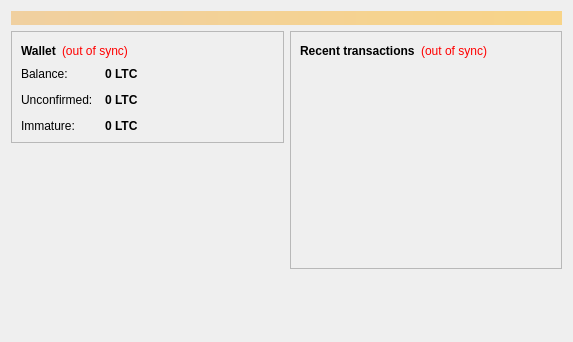
Before: the Qt Designer form src/qt/forms/overviewpage.ui in Eternity-Soap/gatorcoin, drawn with Qt 5.
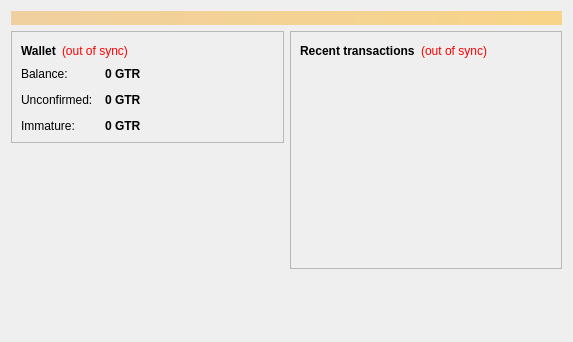
After: the same form once the commit is applied.

```diff
--- a/src/qt/forms/overviewpage.ui
+++ b/src/qt/forms/overviewpage.ui
@@ -122,7 +122,7 @@
                <string>Your current balance</string>
               </property>
               <property name="text">
-               <string notr="true">0 LTC</string>
+               <string notr="true">0 GTR</string>
               </property>
               <property name="textInteractionFlags">
                <set>Qt::LinksAccessibleByMouse|Qt::TextSelectableByKeyboard|Qt::TextSelectableByMouse</set>
@@ -151,7 +151,7 @@
                <string>Total of transactions that have yet to be confirmed, and do not yet count toward the current balance</string>
               </property>
               <property name="text">
-               <string notr="true">0 LTC</string>
+               <string notr="true">0 GTR</string>
               </property>
               <property name="textInteractionFlags">
                <set>Qt::LinksAccessibleByMouse|Qt::TextSelectableByKeyboard|Qt::TextSelectableByMouse</set>
@@ -177,7 +177,7 @@
                <string>Mined balance that has not yet matured</string>
               </property>
               <property name="text">
-               <string notr="true">0 LTC</string>
+               <string notr="true">0 GTR</string>
               </property>
               <property name="textInteractionFlags">
                <set>Qt::LinksAccessibleByMouse|Qt::TextSelectableByKeyboard|Qt::TextSelectableByMouse</set>
```
Left out of the diff: 4 changed lines with no effect on the pictures.
